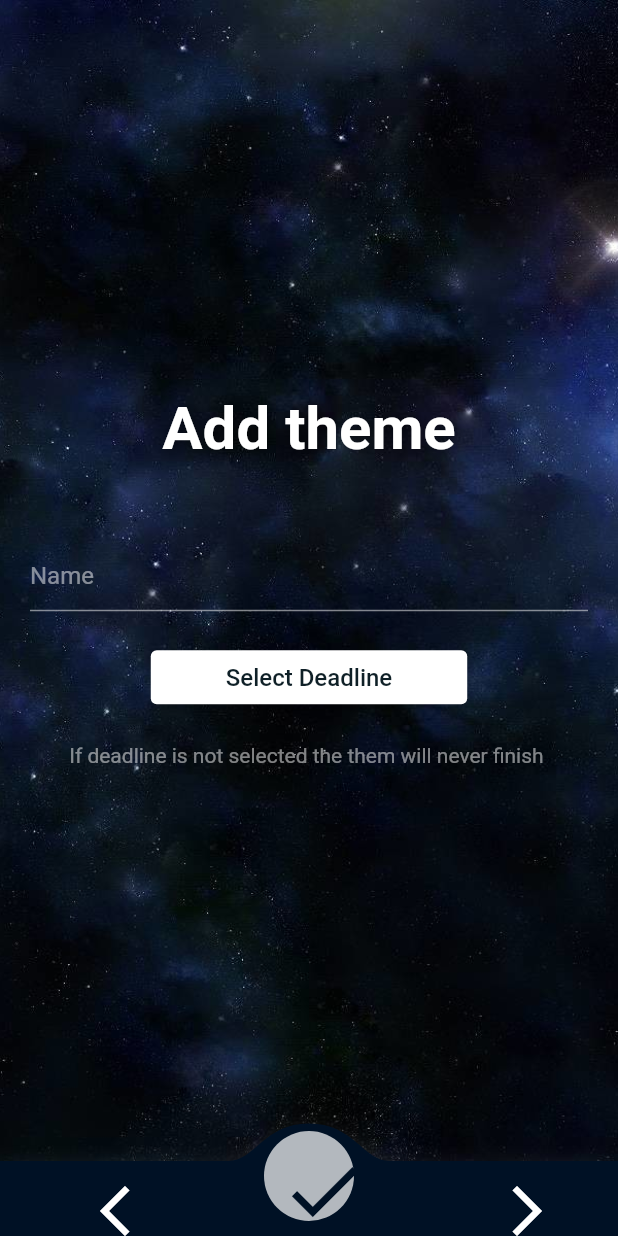
After one commit to anampavicic/Spacy, a Flutter app: the screen it shows once a user with an empty profile is signed in, item 2 of the bottom bar chosen, on a phone screen of 412 x 824 dp. The commit adds this screen. Run offline on Flutter 3.47's test engine with Material 2 defaults, Android fonts, the phone set to English and light mode, and no system bars; drawn by our look-alikes of convex_bottom_bar; our stand-ins replace cloud_firestore, firebase_auth, firebase_core, flutter_datetime_picker; accounts and stored records are empty.

Commit message:
Now it works again

```diff
--- a/lib/models/card.dart
+++ b/lib/models/card.dart
@@ -1,7 +1,8 @@
 class FlashCard {
-  final String uid;
-  final String question;
-  final String answer;
+  String? uid;
+  String? themeId;
+  String question;
+  String answer;
 
-  FlashCard({required this.uid, required this.question, required this.answer});
+  FlashCard({required this.question, required this.answer, this.uid});
 }
--- a/lib/models/theme.dart
+++ b/lib/models/theme.dart
@@ -1,19 +1,21 @@
-import 'package:cloud_firestore/cloud_firestore.dart';
 import 'package:spacy/models/user_card.dart';
 
 import 'card.dart';
 
 class SpacyTheme {
-  final String uid;
-  final Timestamp? deadline;
+  String? uid;
+  final DateTime? deadline;
   final String name;
+  final int nextFibValue;
+  final DateTime nextDate;
   List<FlashCard>? cards;
   List<UserCardData>? userCards;
 
   SpacyTheme(
-      {required this.uid,
-      required this.deadline,
+      {required this.deadline,
       required this.name,
+      required this.nextFibValue,
+      required this.nextDate,
       this.cards,
       this.userCards});
 }
--- a/lib/models/user_card.dart
+++ b/lib/models/user_card.dart
@@ -1,5 +1,5 @@
 class UserCardData {
-  final String uid;
+  String uid;
   final String cardId;
   final String themeId;
   final String userId;
--- /dev/null
+++ b/lib/screens/theme/add_theme.dart
@@ -0,0 +1,94 @@
+import 'package:flutter/material.dart';
+import 'package:spacy/models/card.dart';
+import 'package:spacy/services/auth.dart';
+import 'package:spacy/services/card.dart';
+import 'package:spacy/services/database.dart';
+
+import '../../services/theme.dart';
+import 'add_card_theme.dart';
+import 'add_theme_details.dart';
+import 'congrast_screen.dart';
+
+class AddThemeToggleView extends StatefulWidget {
+  const AddThemeToggleView({Key? key}) : super(key: key);
+
+  @override
+  State<AddThemeToggleView> createState() => _AddThemeToggleView();
+}
+
+class _AddThemeToggleView extends State<AddThemeToggleView> {
+  final ThemeService _theme = ThemeService();
+  final CardService _card = CardService();
+  final AuthService _auth = AuthService();
+  final UserService _user = UserService();
+  bool isAddCard = false;
+
+  String? themeName;
+  DateTime? deadline;
+  List<FlashCard> cards = [];
+  int currentIndex = 0;
+
+  void toggleView() {
+    setState(() {
+      isAddCard = !isAddCard;
+    });
+  }
+
+  void setThemeDetails(String themeName, DateTime deadline) {
+    setState(() {
+      themeName = themeName;
+      deadline = deadline;
+    });
+  }
+
+  List<FlashCard> getCards() {
+    return cards;
+  }
+
+  void setCards(List<FlashCard> newCards) {
+    cards = newCards;
+  }
+
+  int getCurrentIndex() {
+    return currentIndex;
+  }
+
+  void addThemeWithCards() async {
+    var id = await _theme.addThemeNew(
+        themeName!, deadline, 1, DateTime.now().add(Duration(days: 1)));
+    for (var card in cards) {
+      card.themeId = id;
+      await _card.addCardNew(card);
+    }
+    var userId = _auth.getCurrentUser();
+    await _user.addToUserThemes(userId!, id);
+    Navigator.push(
+        context,
+        MaterialPageRoute(
+          builder: (context) =>
+              CongratsScreen(themeId: id), // Navigate to AddThemePage
+        ));
+  }
+
+  @override
+  Widget build(BuildContext context) {
+    if (!isAddCard) {
+      return Container(
+        child: AddThemeDetailsPage(
+          toggleView: toggleView,
+          setThemeDetails: setThemeDetails,
+          addThemeWithCards: addThemeWithCards,
+        ),
+      );
+    } else {
+      return Container(
+        child: AddCardThemePage(
+          getCurrentIndex: getCurrentIndex,
+          setCards: setCards,
+          addThemeWithCards: addThemeWithCards,
+          toggleView: toggleView,
+        ),
+      );
+    }
+  }
+}
--- /dev/null
+++ b/lib/screens/theme/add_theme_details.dart
@@ -0,0 +1,173 @@
+import 'package:flutter/material.dart';
+import 'package:flutter_datetime_picker/flutter_datetime_picker.dart';
+import 'package:spacy/services/card.dart';
+import 'package:spacy/services/database.dart';
+
+import '../../services/auth.dart';
+import '../../services/theme.dart';
+import '../utilities/background.dart';
+import '../utilities/convex_app_bar.dart';
+
+class AddThemeDetailsPage extends StatefulWidget {
+  final Function toggleView;
+  final Function setThemeDetails;
+  final Function addThemeWithCards;
+
+  const AddThemeDetailsPage(
+      {super.key,
+      required this.toggleView,
+      required this.setThemeDetails,
+      required this.addThemeWithCards});
+
+  @override
+  _AddThemeDetailsPageState createState() => _AddThemeDetailsPageState();
+}
+
+class _AddThemeDetailsPageState extends State<AddThemeDetailsPage> {
+  TextEditingController _nameController = TextEditingController();
+  final _formKey = GlobalKey<FormState>();
+  String name = "";
+  DateTime? deadline;
+  final ThemeService _theme = ThemeService();
+  final AuthService _authService = AuthService();
+  final UserService _userService = UserService();
+  final CardService _cardService = CardService();
+
+  @override
+  void dispose() {
+    _nameController.dispose();
+    super.dispose();
+  }
+
+  void leftButton() async {
+    Navigator.popUntil(context, (route) => route.isFirst);
+  }
+
+  void middleButton() async {
+    if (_formKey.currentState!.validate()) {
+      widget.setThemeDetails(name, deadline);
+      widget.addThemeWithCards();
+    }
+  }
+
+  void rightButton() async {
+    if (_formKey.currentState!.validate()) {
+      widget.toggleView();
+    }
+  }
+
+  @override
+  Widget build(BuildContext context) {
+    return Container(
+        decoration: GradientBoxDecoration.gradientBoxDecoration,
+        child: Scaffold(
+            backgroundColor: Colors.transparent,
+            body: Center(
+              child: Form(
+                key: _formKey,
+                child: Column(
+                  mainAxisAlignment: MainAxisAlignment.center,
+                  children: [
+                    Stack(
+                      children: [
+                        Text(
+                          'Add theme',
+                          style: TextStyle(
+                            fontSize: 40.0,
+                            fontWeight: FontWeight.bold,
+                            color: Colors.white,
+                            shadows: [
+                              Shadow(
+                                color: Colors.black.withOpacity(0.5),
+                                blurRadius: 8,
+                                offset: const Offset(2, 2),
+                              ),
+                            ],
+                          ),
+                        ),
+                      ],
+                    ),
+                    const SizedBox(height: 50.0),
+                    Container(
+                      padding: const EdgeInsets.symmetric(horizontal: 20.0),
+                      child: Column(
+                        children: [
+                          TextFormField(
+                            style: const TextStyle(color: Colors.white),
+                            decoration: InputDecoration(
+                              hintText: 'Name',
+                              hintStyle: TextStyle(
+                                  color: Colors.white.withOpacity(0.5)),
+                              enabledBorder: UnderlineInputBorder(
+                                borderSide: BorderSide(
+                                    color: Colors.white.withOpacity(0.5)),
+                              ),
+                              focusedBorder: const UnderlineInputBorder(
+                                borderSide: BorderSide(color: Colors.white),
+                              ),
+                            ),
+                            onChanged: (value) {
+                              setState(() {
+                                name = value;
+                              });
+                            },
+                            validator: (value) {
+                              if (value == null || value.isEmpty) {
+                                return 'Name can not be empty';
+                              }
+                              return null;
+                            },
+                          ),
+                          const SizedBox(height: 20.0),
+                          ElevatedButton(
+                            style: ElevatedButton.styleFrom(
+                              backgroundColor: Colors.white,
+                              foregroundColor: const Color(0xFF0F2027),
+                              padding:
+                                  const EdgeInsets.symmetric(horizontal: 50.0),
+                            ),
+                            child: const Text('Select Deadline',
+                                style: TextStyle(fontSize: 16.0)),
+                            onPressed: () {
+                              DatePicker.showDatePicker(
+                                context,
+                                showTitleActions: true,
+                                onChanged: (date) {},
+                                onConfirm: (date) {
+                                  setState(() {
+                                    deadline = date;
+                                  });
+                                },
+                              );
+                            },
+                          ),
+                          const SizedBox(height: 20.0),
+                          Row(
+                            mainAxisAlignment: MainAxisAlignment.center,
+                            children: [
+                              Text(
+                                'If deadline is not selected the them will never finish ',
+                                style: TextStyle(
+                                  color: Colors.white.withOpacity(0.5),
+                                  fontSize: 14.0,
+                                ),
+                              ),
+                            ],
+                          ),
+                        ],
+                      ),
+                    ),
+                  ],
+                ),
+              ),
+            ),
+            bottomNavigationBar: CustomConvexBottomAppBar(
+              leftIcon: Icons.arrow_back_ios_new,
+              middleIcon: Icons.check,
+              rightIcon: Icons.arrow_forward_ios,
+              leftButtonPressed: leftButton,
+              middleButtonPressed: middleButton,
+              rightButtonPressed: rightButton,
+            )));
+  }
+}
--- a/lib/services/database.dart
+++ b/lib/services/database.dart
@@ -18,7 +18,6 @@ class UserService {
       final List<String> themes = List<String>.from(
           (userThemeSnapshot.data() as Map<String, dynamic>)['themes'] ?? []);
       themes.add(themeId);
-      print(themeId);
 
       await userThemeRef.update({'themes': themes});
     } else {
--- a/lib/services/theme.dart
+++ b/lib/services/theme.dart
@@ -1,15 +1,29 @@
 import 'package:cloud_firestore/cloud_firestore.dart';
+import 'package:spacy/services/card.dart';
+import 'package:spacy/services/database.dart';
 
 import '../models/theme.dart';
+import '../models/user_card.dart';
 
 class ThemeService {
-  final String? themeId;
-
-  ThemeService({this.themeId});
+  final UserService _userService = UserService();
+  final CardService _cardService = CardService();
 
   final firestore = FirebaseFirestore.instance;
   final CollectionReference themeCollection =
       FirebaseFirestore.instance.collection('theme');
+
+  Future<String> addThemeNew(String name, DateTime? deadline, int nextFibValue,
+      DateTime nextDate) async {
+    final themeData = {
+      "name": name,
+      "deadline": deadline == null ? null : Timestamp.fromDate(deadline),
+      "nextFibValue": nextFibValue,
+      "nextDate": Timestamp.fromDate(nextDate)
+    };
+    var id = await themeCollection.add(themeData).then((value) => value.id);
+    return id;
+  }
 
   Future<String> addTheme(themeData) async {
     var id = await themeCollection.add(themeData).then((value) => value.id);
@@ -24,9 +38,6 @@ class ThemeService {
 
     if (snapshot.exists) {
       final data = snapshot.data() as Map<String, dynamic>?;
-      SpacyTheme theme = SpacyTheme(
-          uid: themeId, deadline: data!['deadline'], name: data['name']);
-      return theme;
     }
     return null;
   }
@@ -175,4 +186,26 @@ class ThemeService {
 
     return themes;
   }
+
+  Future<List<SpacyTheme>> getThemesForActive(String userId) async {
+    List<SpacyTheme> themes = [];
+    List<String> themeIds = await _userService.getUserThemeById(userId);
+    final DateTime now = DateTime.now();
+
+    for (var themeId in themeIds) {
+      var theme = await getThemeById(themeId);
+      /*bool? archive = theme?.archive == null ? false : theme?.archive;
+      if (archive == true) {
+        continue;
+      }*/
+      var deadline = theme?.deadline;
+      if (deadline != null && deadline.isBefore(DateTime.now())) {
+        continue;
+      }
+      var cards = await _cardService.getFlashCardsIdForTheme(themeId);
+      List<UserCardData> userCards = [];
+      for (var card in cards) {}
+    }
+    return themes;
+  }
 }
--- a/lib/services/user_card.dart
+++ b/lib/services/user_card.dart
@@ -116,9 +116,14 @@ class UserCard {
     List<SpacyTheme> themes = [];
 
     for (var themeId in sortedByThemeMap.keys) {
-      var theme = await _themeService.getThemeById(themeId);
+      //var theme = await _themeService.getThemeById(themeId);
+      SpacyTheme theme = SpacyTheme(
+          deadline: DateTime.now(),
+          name: 'ana',
+          nextFibValue: 1,
+          nextDate: DateTime.now());
       var deadline = theme?.deadline;
-      if (deadline != null && deadline.toDate().isBefore(DateTime.now())) {
+      if (deadline != null /*&& deadline.toDate().isBefore(DateTime.now())*/) {
         continue;
       }
       List<FlashCard> cards = [];
```
Also changed, not shown: lib/screens/home/home.dart (+3 -4 lines), lib/screens/theme/add_card_theme.dart (added, +233 -0 lines), lib/services/card.dart (+29 -2 lines).
